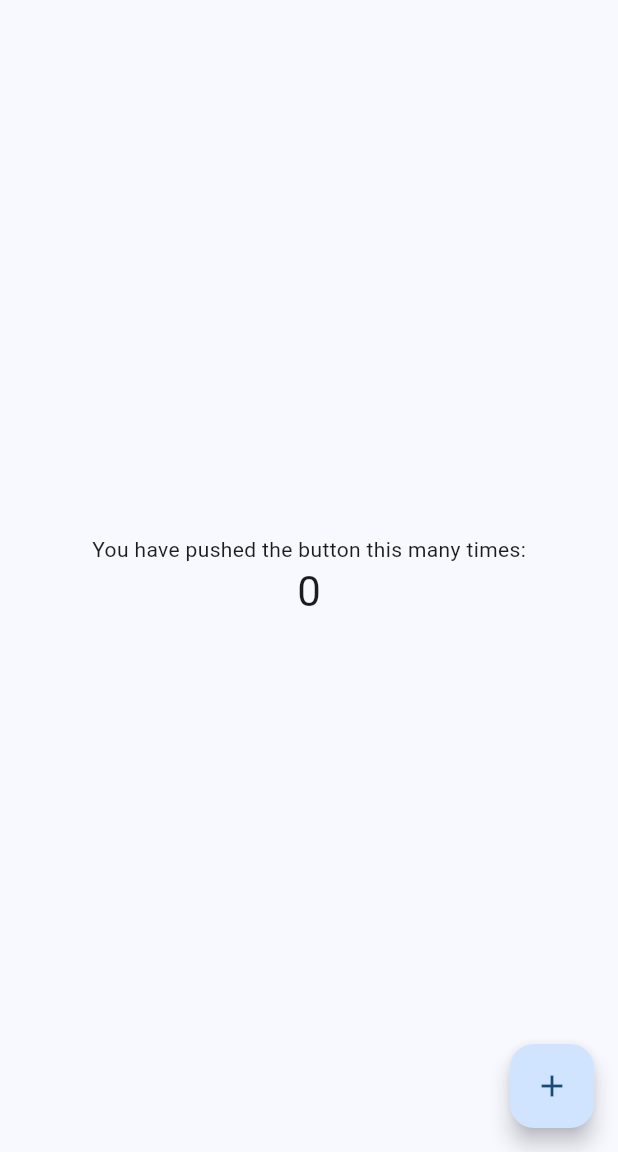
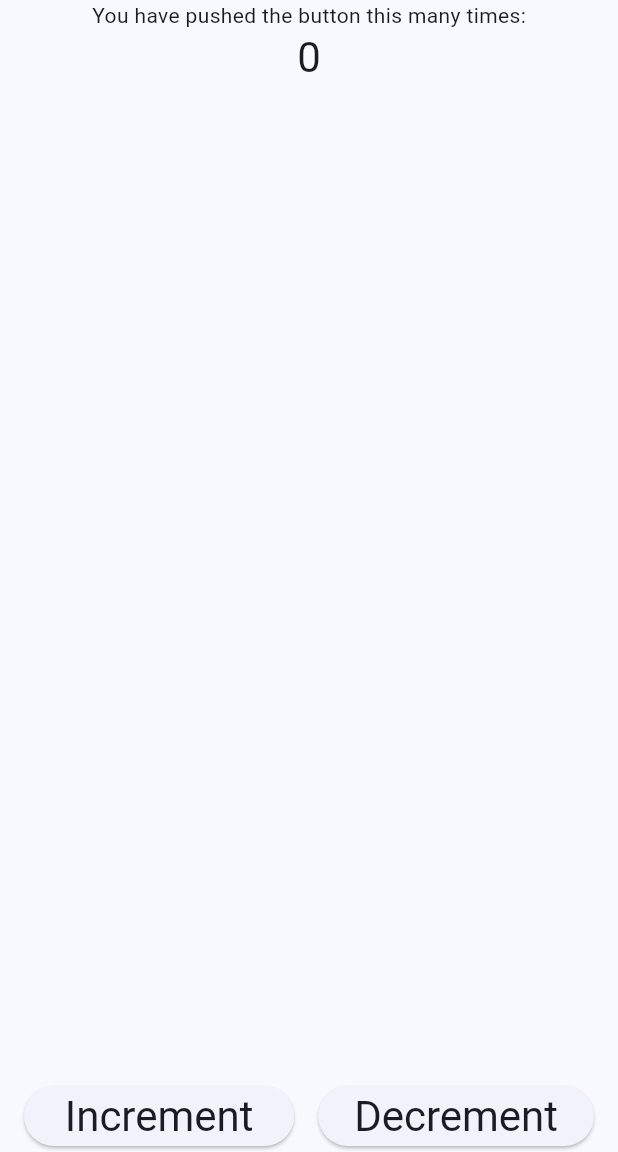
Before and after one commit to obiwancenobi/ai-code-reviewer, a Flutter app: the screen it shows after launch, on a phone screen of 412 x 824 dp, the part 84-1236 px from its top. Run offline on Flutter 3.47's test engine with Material 3 defaults, Android fonts, the phone set to English and light mode, and no system bars.

Commit message:
example changes

```diff
--- a/test_flutter_app/lib/main.dart
+++ b/test_flutter_app/lib/main.dart
@@ -12,10 +12,7 @@ class MyApp extends StatelessWidget {
   Widget build(BuildContext context) {
     return MaterialApp(
       title: 'Test Flutter App',
-      theme: ThemeData(
-        colorScheme: ColorScheme.fromSeed(seedColor: Colors.blue),
-        useMaterial3: true,
-      ),
+      theme: ThemeData(colorScheme: ColorScheme.fromSeed(seedColor: Colors.blue), useMaterial3: true),
       home: const MyHomePage(title: 'AI Code Review Test App'),
     );
   }
@@ -42,26 +39,45 @@ class _MyHomePageState extends State<MyHomePage> {
   @override
   Widget build(BuildContext context) {
     return Scaffold(
-      appBar: AppBar(
-        backgroundColor: Theme.of(context).colorScheme.inversePrimary,
-        title: Text(widget.title),
-      ),
-      body: Center(
+      appBar: AppBar(backgroundColor: Theme.of(context).colorScheme.inversePrimary, title: Text(widget.title)),
+      body: SafeArea(
+        child: Center(
           child: Column(
             mainAxisAlignment: MainAxisAlignment.center,
+            crossAxisAlignment: CrossAxisAlignment.center,
             children: <Widget>[
               const Text('You have pushed the button this many times:'),
-            Text(
-              '$_counter',
-              style: Theme.of(context).textTheme.headlineMedium,
+              Text('$_counter', style: Theme.of(context).textTheme.headlineMedium),
+              const Spacer(),
+              Padding(
+                padding: const EdgeInsets.symmetric(horizontal: 16.0),
+                child: Row(
+                  spacing: 16,
+                  children: [
+                    Expanded(
+                      child: ElevatedButton(
+                        onPressed: () {
+                          setState(() {
+                            _counter++;
+                          });
+                        },
+                        child: Text('Increment', style: Theme.of(context).textTheme.headlineMedium),
+                      ),
+                    ),
+                    ElevatedButton(
+                      onPressed: () {
+                        setState(() {
+                          _counter--;
+                        });
+                      },
+                      child: Text('Decrement', style: Theme.of(context).textTheme.headlineMedium),
                     ),
                   ],
                 ),
               ),
-      floatingActionButton: FloatingActionButton(
-        onPressed: _incrementCounter,
-        tooltip: 'Increment',
-        child: const Icon(Icons.add),
+            ],
+          ),
+        ),
       ),
     );
   }
--- a/test_flutter_app/pubspec.yaml
+++ b/test_flutter_app/pubspec.yaml
@@ -44,7 +44,7 @@ dev_dependencies:
   # activated in the `analysis_options.yaml` file located at the root of your
   # package. See that file for information about deactivating specific lint
   # rules and activating additional ones.
-  flutter_lints: ^5.0.0
+  flutter_lints: ^6.0.0
 
 # For information on the generic Dart part of this file, see the
 # following page: https://dart.dev/tools/pub/pubspec
```
Also changed, not shown: test_flutter_app/pubspec.lock, 1 other file. Lines whose indentation alone changed are shown as unchanged.
